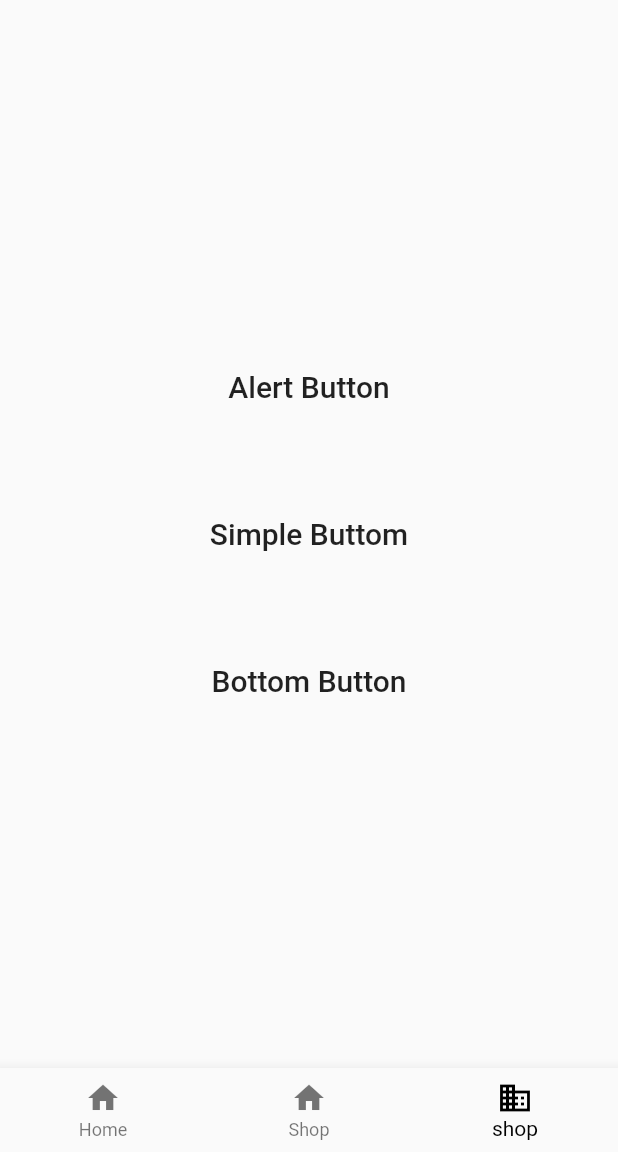
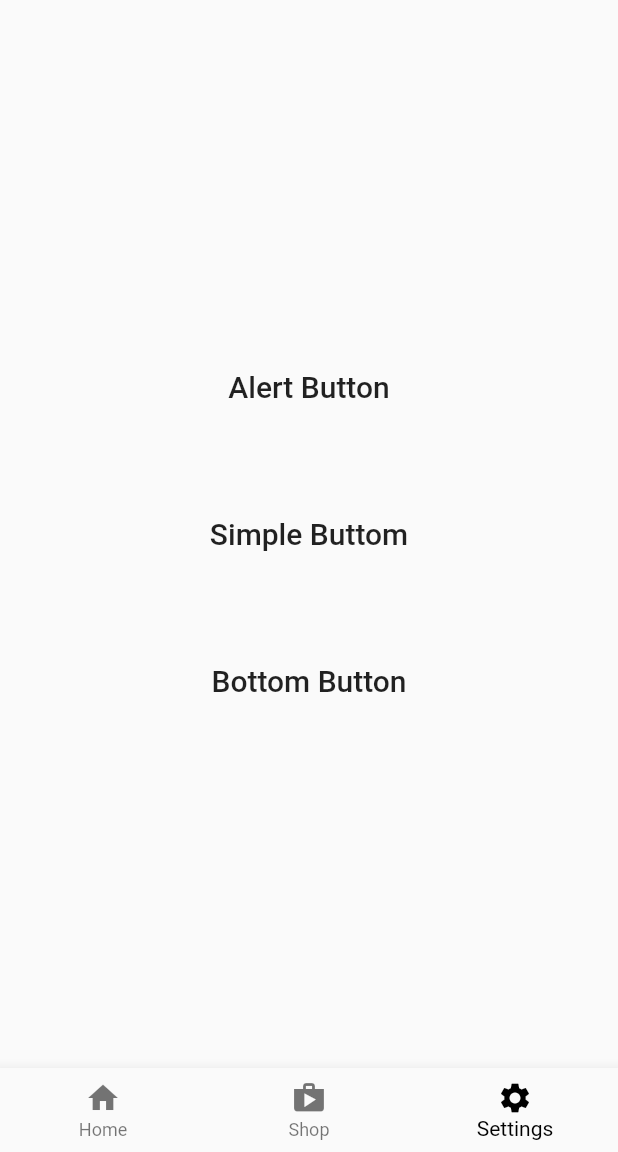
Before and after one commit to divyang-simform/best_folk_medicine, a Flutter app: the screen it shows after launch, item 3 of the bottom bar chosen, on a phone screen of 412 x 824 dp, the part 84-1236 px from its top. Run offline on Flutter 3.47's test engine with Material 2 defaults, Android fonts, the phone set to English and light mode, and no system bars; missing offline and left inert: dart:ffi.

Commit message:
100% complete

```diff
--- a/lib/bottomnavigationbar.dart
+++ b/lib/bottomnavigationbar.dart
@@ -40,8 +40,8 @@ class _bottomBarState extends State<bottomBar> {
       bottomNavigationBar: BottomNavigationBar(
           items: const <BottomNavigationBarItem>[
             BottomNavigationBarItem(icon: Icon(Icons.home), label: 'Home'),
-            BottomNavigationBarItem(icon: Icon(Icons.home), label: 'Shop'),
-            BottomNavigationBarItem(icon: Icon(Icons.business), label: 'shop'),
+            BottomNavigationBarItem(icon: Icon(Icons.shop), label: 'Shop'),
+            BottomNavigationBarItem(icon: Icon(Icons.settings), label: 'Settings'),
           ],
           currentIndex: _selectedIndex,
           selectedItemColor: Colors.black,
```
